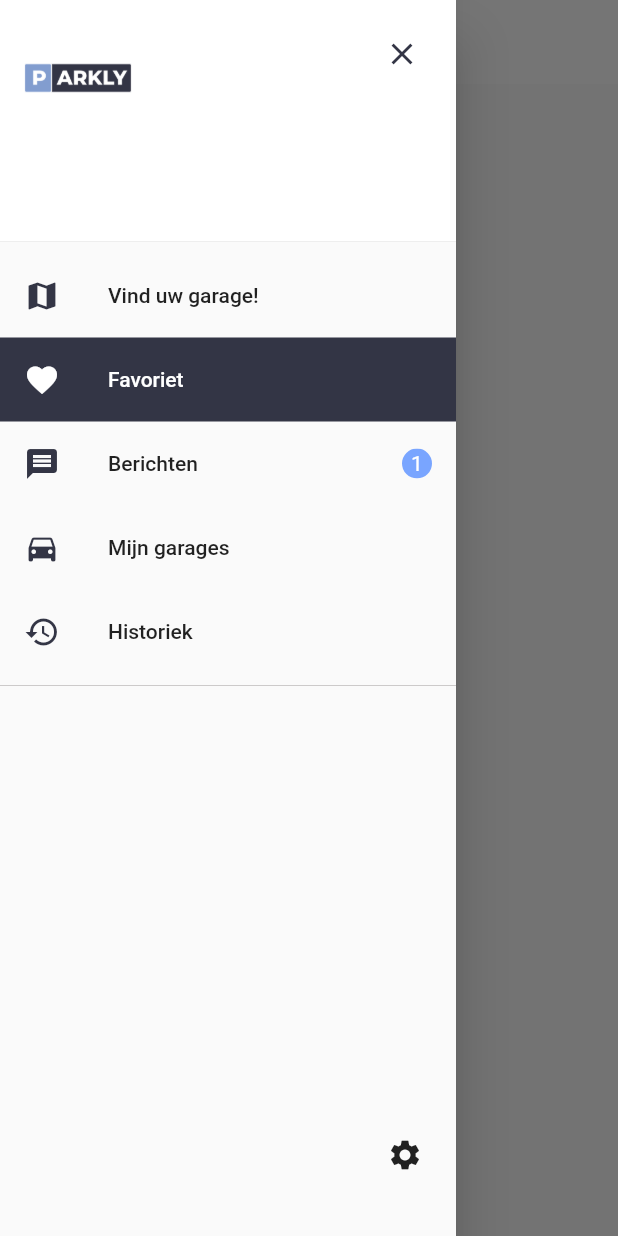
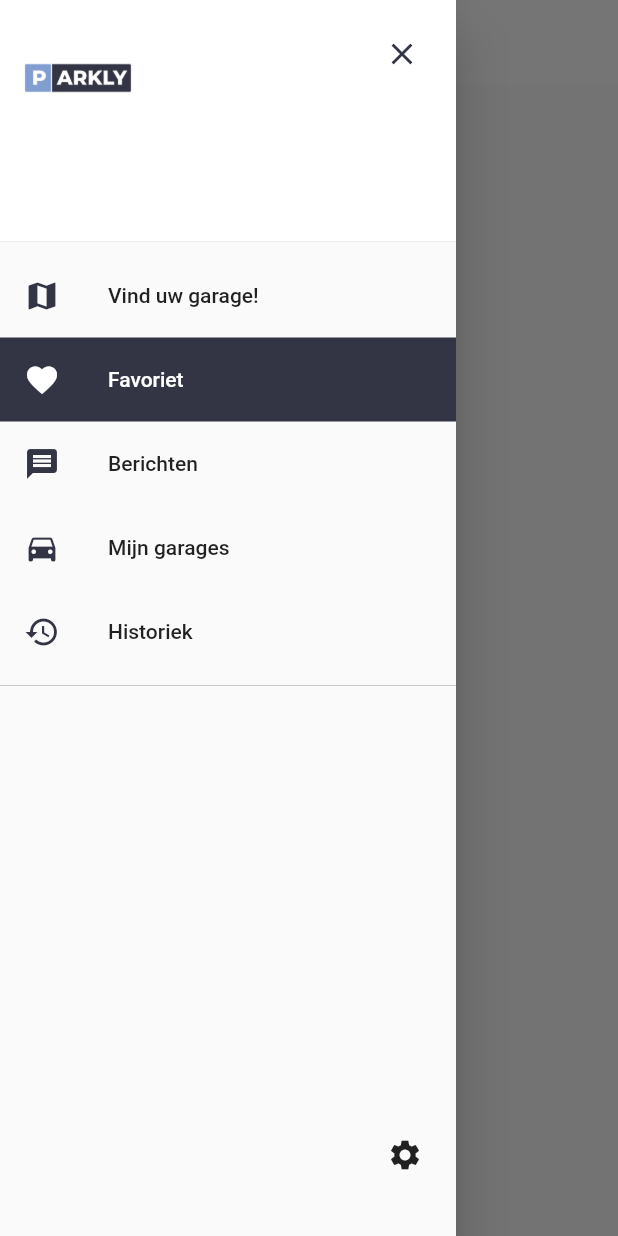
Before and after one commit to johnnathan1996/Parked, a Flutter app: the FavoritePage screen opened directly, with the side drawer open, on a phone screen of 412 x 824 dp. Run offline on Flutter 3.47's test engine with Material 2 defaults, Android fonts, the phone set to English and light mode, and no system bars; our stand-ins replace circular_profile_avatar, cloud_firestore, dotted_border, expandable, firebase_auth, firebase_storage and 12 more; missing offline and left inert: awesome_card, flutter_map_marker_cluster, flutter_translate_annotations, geocoder, grouped_buttons, international_phone_input and 1 more; accounts and stored records are empty.

```diff
--- a/lib/setup/globals.dart
+++ b/lib/setup/globals.dart
@@ -1,3 +1,5 @@
 library my_prj.globals;
 
 String userId;
+
+int notifications = 0;
--- a/lib/ui/navigation.dart
+++ b/lib/ui/navigation.dart
@@ -79,7 +79,7 @@ class _NavigationState extends State<Navigation> {
         "icon": Icons.message,
         "active": activeMes,
         "redirect": MessagePage(),
-        "trailing": 1
+        "trailing": globals.notifications == 0 ? null : globals.notifications
       },
       {
         "label": translate(Keys.Navigation_Garage),
```
Also changed, not shown: 1 other file.
